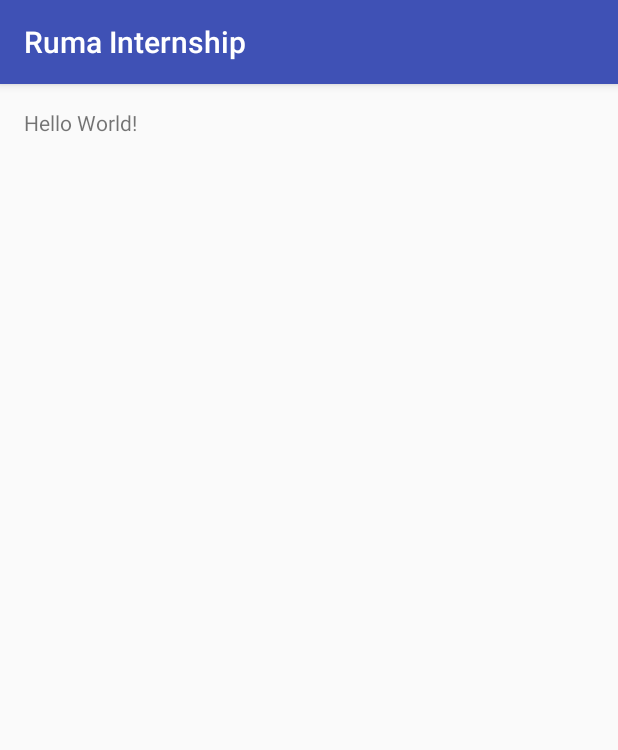
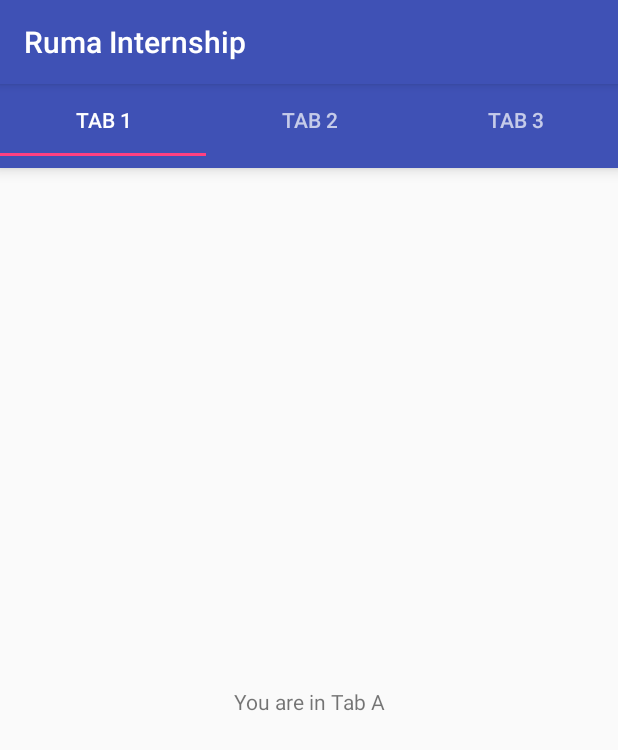
Before and after one commit to andifni/ruma-challange, an Android app: the screen it shows after launch (MainActivity), on a phone screen of 412 x 824 dp. Shown: the top 750 px of the screen. Run offline under Robolectric (Android 15) with nearby library versions, the phone set to English and light mode, and no system bars.

Commit message:
Added main Tab Layout

```diff
--- a/app/build.gradle
+++ b/app/build.gradle
@@ -22,5 +22,7 @@ android {
 dependencies {
     compile fileTree(dir: 'libs', include: ['*.jar'])
     testCompile 'junit:junit:4.12'
-    compile 'com.android.support:appcompat-v7:23.1.1'
+    compile 'com.android.support:appcompat-v7:23.2.0'
+    compile 'com.android.support:design:23.2.0'
+    compile 'com.android.support:support-v4:23.2.0'
 }
--- /dev/null
+++ b/app/src/main/java/com/andifni/ruma/intern/rumainternship/Adapter/MainTabAdapter.java
@@ -0,0 +1,47 @@
+package com.andifni.ruma.intern.rumainternship.Adapter;
+
+import android.support.v4.app.Fragment;
+import android.support.v4.app.FragmentManager;
+import android.support.v4.app.FragmentStatePagerAdapter;
+import android.support.v4.app.FragmentTabHost;
+import android.util.Log;
+
+import com.andifni.ruma.intern.rumainternship.View.Tab1Fragment;
+import com.andifni.ruma.intern.rumainternship.View.Tab2Fragment;
+import com.andifni.ruma.intern.rumainternship.View.Tab3Fragment;
+
+/**
+ * Created by Andi Fajar on 03/03/2016.
+ */
+public class MainTabAdapter extends FragmentStatePagerAdapter {
+
+    private int numOfTab;
+
+    public MainTabAdapter(FragmentManager fm, int numOfTab) {
+        super(fm);
+        this.numOfTab = numOfTab;
+
+    }
+
+    @Override
+    public Fragment getItem(int position) {
+        switch (position) {
+            case 0:
+                Tab1Fragment tab1 = new Tab1Fragment();
+                return tab1;
+            case 1:
+                Tab2Fragment tab2 = new Tab2Fragment();
+                return tab2;
+            case 2:
+                Tab3Fragment tab3 = new Tab3Fragment();
+                return tab3;
+            default:
+                return null;
+        }
+    }
+
+    @Override
+    public int getCount() {
+        return numOfTab;
+    }
+}
--- /dev/null
+++ b/app/src/main/java/com/andifni/ruma/intern/rumainternship/Adapter/NoSwipingViewPager.java
@@ -0,0 +1,40 @@
+package com.andifni.ruma.intern.rumainternship.Adapter;
+
+import android.content.Context;
+import android.support.v4.view.ViewPager;
+import android.util.AttributeSet;
+import android.view.MotionEvent;
+
+/**
+ * Created by Andi Fajar on 03/03/2016.
+ */
+public class NoSwipingViewPager extends ViewPager {
+    private boolean enabled;
+
+    public NoSwipingViewPager(Context context, AttributeSet attrs) {
+        super(context, attrs);
+        enabled = true;
+    }
+
+    @Override
+    public boolean onTouchEvent(MotionEvent event) {
+        if (!this.enabled) {
+            return super.onTouchEvent(event);
+        }
+
+        return false;
+    }
+
+    @Override
+    public boolean onInterceptTouchEvent(MotionEvent event) {
+        if (!this.enabled) {
+            return super.onInterceptTouchEvent(event);
+        }
+
+        return false;
+    }
+
+    public void setEnableSwipe(boolean enabled) {
+        this.enabled = enabled;
+    }
+}
--- a/app/src/main/java/com/andifni/ruma/intern/rumainternship/MainActivity.java
+++ b/app/src/main/java/com/andifni/ruma/intern/rumainternship/MainActivity.java
@@ -1,7 +1,14 @@
 package com.andifni.ruma.intern.rumainternship;
 
+import android.support.design.widget.TabLayout;
+import android.support.v4.view.ViewPager;
 import android.support.v7.app.AppCompatActivity;
 import android.os.Bundle;
+import android.util.Log;
+import android.widget.Toolbar;
+
+import com.andifni.ruma.intern.rumainternship.Adapter.MainTabAdapter;
+import com.andifni.ruma.intern.rumainternship.Adapter.NoSwipingViewPager;
 
 public class MainActivity extends AppCompatActivity {
 
@@ -9,5 +16,33 @@ public class MainActivity extends AppCompatActivity {
     protected void onCreate(Bundle savedInstanceState) {
         super.onCreate(savedInstanceState);
         setContentView(R.layout.activity_main);
+
+        TabLayout tabLayout = (TabLayout) findViewById(R.id.tab_layout);
+        tabLayout.addTab(tabLayout.newTab().setText("Tab 1"));
+        tabLayout.addTab(tabLayout.newTab().setText("Tab 2"));
+        tabLayout.addTab(tabLayout.newTab().setText("Tab 3"));
+        tabLayout.setTabGravity(TabLayout.GRAVITY_FILL);
+
+        final NoSwipingViewPager viewPager = (NoSwipingViewPager) findViewById(R.id.pager);
+        final MainTabAdapter adapter = new MainTabAdapter(getSupportFragmentManager(), tabLayout.getTabCount());
+        viewPager.setAdapter(adapter);
+        viewPager.setOnPageChangeListener(new TabLayout.TabLayoutOnPageChangeListener(tabLayout));
+        tabLayout.setOnTabSelectedListener(new TabLayout.OnTabSelectedListener() {
+            @Override
+            public void onTabSelected(TabLayout.Tab tab) {
+                viewPager.setCurrentItem(tab.getPosition());
+                Log.e("Change LALALA Tab", "" + tab.getText());
+            }
+
+            @Override
+            public void onTabUnselected(TabLayout.Tab tab) {
+
+            }
+
+            @Override
+            public void onTabReselected(TabLayout.Tab tab) {
+
+            }
+        });
     }
 }
--- /dev/null
+++ b/app/src/main/java/com/andifni/ruma/intern/rumainternship/View/Tab1Fragment.java
@@ -0,0 +1,26 @@
+package com.andifni.ruma.intern.rumainternship.View;
+
+import android.content.Context;
+import android.net.Uri;
+import android.os.Bundle;
+import android.support.v4.app.Fragment;
+import android.view.LayoutInflater;
+import android.view.View;
+import android.view.ViewGroup;
+
+import com.andifni.ruma.intern.rumainternship.R;
+
+/**
+ * A simple {@link Fragment} subclass.
+ */
+public class Tab1Fragment extends Fragment {
+
+    public Tab1Fragment() {
+        // Required empty public constructor
+    }
+    @Override
+    public View onCreateView(LayoutInflater inflater, ViewGroup container, Bundle savedInstanceState) {
+        // Inflate the layout for this fragment
+        return inflater.inflate(R.layout.fragment_tab1, container, false);
+    }
+}
--- /dev/null
+++ b/app/src/main/java/com/andifni/ruma/intern/rumainternship/View/Tab2Fragment.java
@@ -0,0 +1,30 @@
+package com.andifni.ruma.intern.rumainternship.View;
+
+
+import android.os.Bundle;
+import android.support.v4.app.Fragment;
+import android.view.LayoutInflater;
+import android.view.View;
+import android.view.ViewGroup;
+
+import com.andifni.ruma.intern.rumainternship.R;
+
+/**
+ * A simple {@link Fragment} subclass.
+ */
+public class Tab2Fragment extends Fragment {
+
+
+    public Tab2Fragment() {
+        // Required empty public constructor
+    }
+
+
+    @Override
+    public View onCreateView(LayoutInflater inflater, ViewGroup container,
+                             Bundle savedInstanceState) {
+        // Inflate the layout for this fragment
+        return inflater.inflate(R.layout.fragment_tab2, container, false);
+    }
+
+}
--- /dev/null
+++ b/app/src/main/java/com/andifni/ruma/intern/rumainternship/View/Tab3Fragment.java
@@ -0,0 +1,30 @@
+package com.andifni.ruma.intern.rumainternship.View;
+
+
+import android.os.Bundle;
+import android.support.v4.app.Fragment;
+import android.view.LayoutInflater;
+import android.view.View;
+import android.view.ViewGroup;
+
+import com.andifni.ruma.intern.rumainternship.R;
+
+/**
+ * A simple {@link Fragment} subclass.
+ */
+public class Tab3Fragment extends Fragment {
+
+
+    public Tab3Fragment() {
+        // Required empty public constructor
+    }
+
+
+    @Override
+    public View onCreateView(LayoutInflater inflater, ViewGroup container,
+                             Bundle savedInstanceState) {
+        // Inflate the layout for this fragment
+        return inflater.inflate(R.layout.fragment_tab3, container, false);
+    }
+
+}
--- a/app/src/main/res/layout/activity_main.xml
+++ b/app/src/main/res/layout/activity_main.xml
@@ -4,13 +4,26 @@
     android:layout_width="match_parent"
     android:layout_height="match_parent"
     android:paddingBottom="@dimen/activity_vertical_margin"
-    android:paddingLeft="@dimen/activity_horizontal_margin"
-    android:paddingRight="@dimen/activity_horizontal_margin"
-    android:paddingTop="@dimen/activity_vertical_margin"
+
     tools:context="com.andifni.ruma.intern.rumainternship.MainActivity">
 
-    <TextView
-        android:layout_width="wrap_content"
+    <android.support.design.widget.TabLayout
+        android:id="@+id/tab_layout"
+        android:layout_width="match_parent"
         android:layout_height="wrap_content"
-        android:text="Hello World!" />
+        android:background="?attr/colorPrimary"
+        android:elevation="6dp"
+        android:minHeight="?attr/actionBarSize"
+        android:theme="@style/ThemeOverlay.AppCompat.Dark.ActionBar"
+        />
+
+    <com.andifni.ruma.intern.rumainternship.Adapter.NoSwipingViewPager
+        android:id="@+id/pager"
+        android:paddingLeft="@dimen/activity_horizontal_margin"
+        android:paddingRight="@dimen/activity_horizontal_margin"
+        android:paddingTop="@dimen/activity_vertical_margin"
+        android:layout_width="match_parent"
+        android:layout_height="fill_parent"
+        android:layout_below="@id/tab_layout"/>
+
 </RelativeLayout>
--- /dev/null
+++ b/app/src/main/res/layout/fragment_tab1.xml
@@ -0,0 +1,15 @@
+<FrameLayout xmlns:android="http://schemas.android.com/apk/res/android"
+    xmlns:tools="http://schemas.android.com/tools"
+    android:layout_width="match_parent"
+    android:layout_height="match_parent"
+    tools:context="com.andifni.ruma.intern.rumainternship.View.Tab1Fragment">
+
+    <!-- TODO: Update blank fragment layout -->
+    <TextView
+        android:layout_width="match_parent"
+        android:layout_height="match_parent"
+        android:layout_gravity="center"
+        android:gravity="center"
+        android:text="@string/fragment1_text" />
+
+</FrameLayout>
--- a/app/src/main/res/values/strings.xml
+++ b/app/src/main/res/values/strings.xml
@@ -1,3 +1,8 @@
 <resources>
     <string name="app_name">Ruma Internship</string>
+
+    <!-- TODO: Remove or change this placeholder text -->
+    <string name="fragment1_text">You are in Tab A</string>
+    <string name="fragment2_text">You are in Tab B</string>
+    <string name="fragment3_text">You are in Tab C</string>
 </resources>
```
Also changed, not shown: app/src/main/res/layout/fragment_tab2.xml (added, +13 -0 lines), app/src/main/res/layout/fragment_tab3.xml (added, +13 -0 lines).
